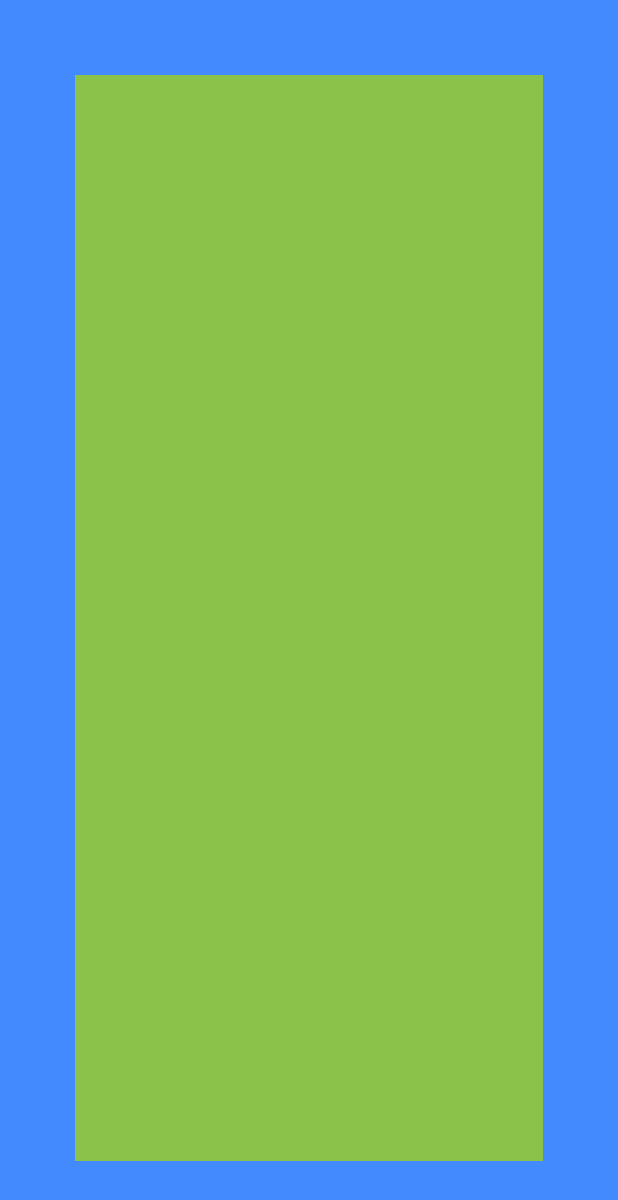
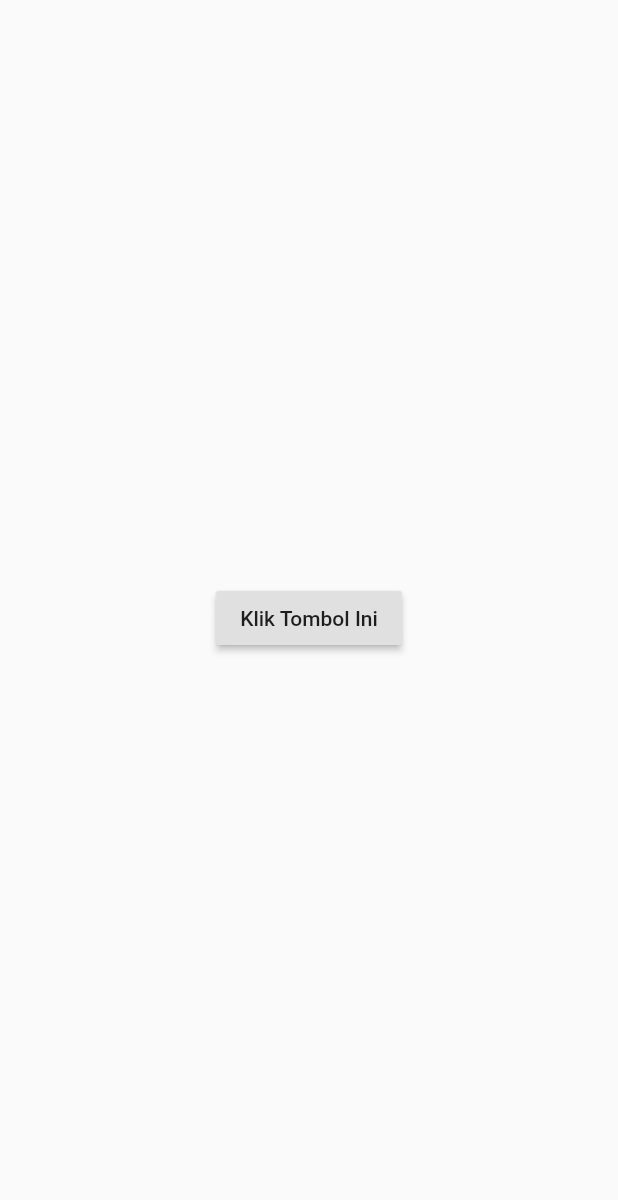
Before and after one commit to rinapratama335/udaflutter, a Flutter app: the screen it shows after launch, on a phone screen of 412 x 824 dp. Shown: the top 1200 px of the screen. Run offline on Flutter 3.47's test engine with Material 2 defaults, Android fonts, the phone set to English and light mode, and no system bars.

```diff
--- a/lib/main.dart
+++ b/lib/main.dart
@@ -1,20 +1,41 @@
 import 'package:flutter/material.dart';
 
 void main() {
-  runApp(MyApp());
+  runApp(new MyApp());
 }
 
-class MyApp extends StatelessWidget {
+class MyApp extends StatefulWidget {
+  @override
+  _MyAppState createState() => _MyAppState();
+}
+
+class _MyAppState extends State<MyApp> {
+  //inisialisasi string
+  String txt = '';
+
+  @override
+  void initState() {
+    //declare stirng yang ditampilklan di awal sebelum button diklik
+    txt = 'Klik Tombol Ini';
+    super.initState();
+  }
+
+  void changeTxt() {
+    setState(() {
+      //declare stirng yang ditampilklan di awal setelah button diklik
+      txt = "Tombol Sudah Diklik";
+    });
+  }
+
   @override
   Widget build(BuildContext context) {
     return new MaterialApp(
-      title: 'Stateless Widget',
+      title: 'Stateful Widget',
       home: new Scaffold(
-        body: new Container(
-          color: Colors.blueAccent,
-          child: new Container(
-            color: Colors.lightGreen,
-            margin: new EdgeInsets.all(50.0),
+        body: new Center(
+          child: new RaisedButton(
+            onPressed: (){changeTxt();},
+            child: new Text(txt),
           ),
         ),
       ),
```
